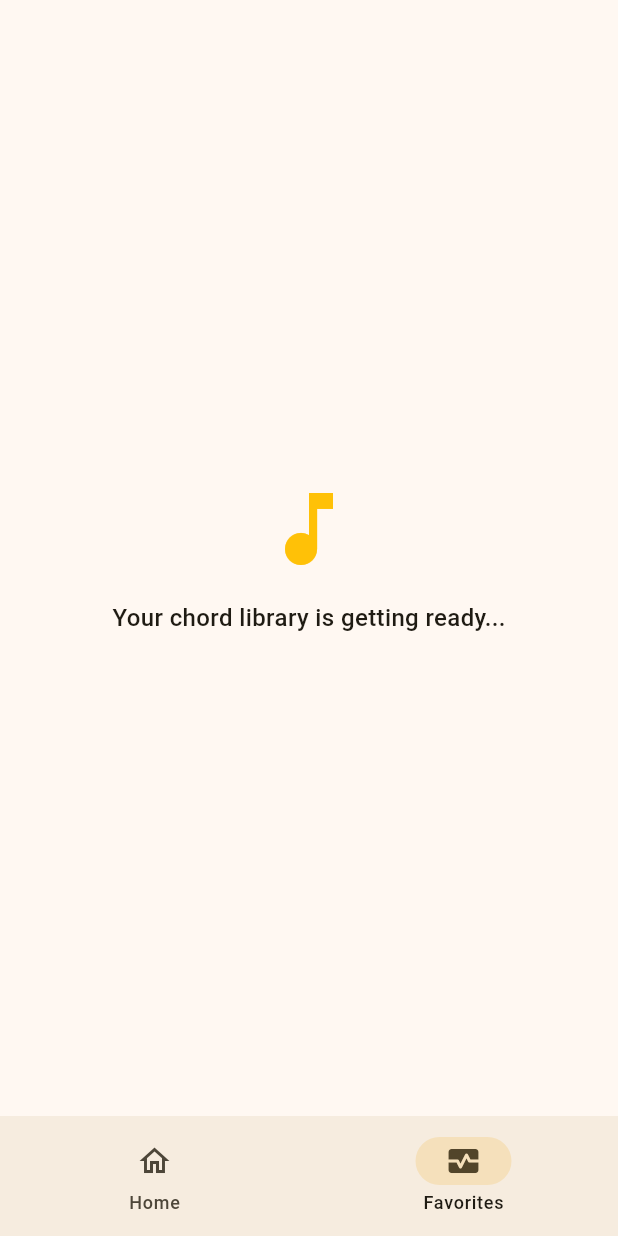
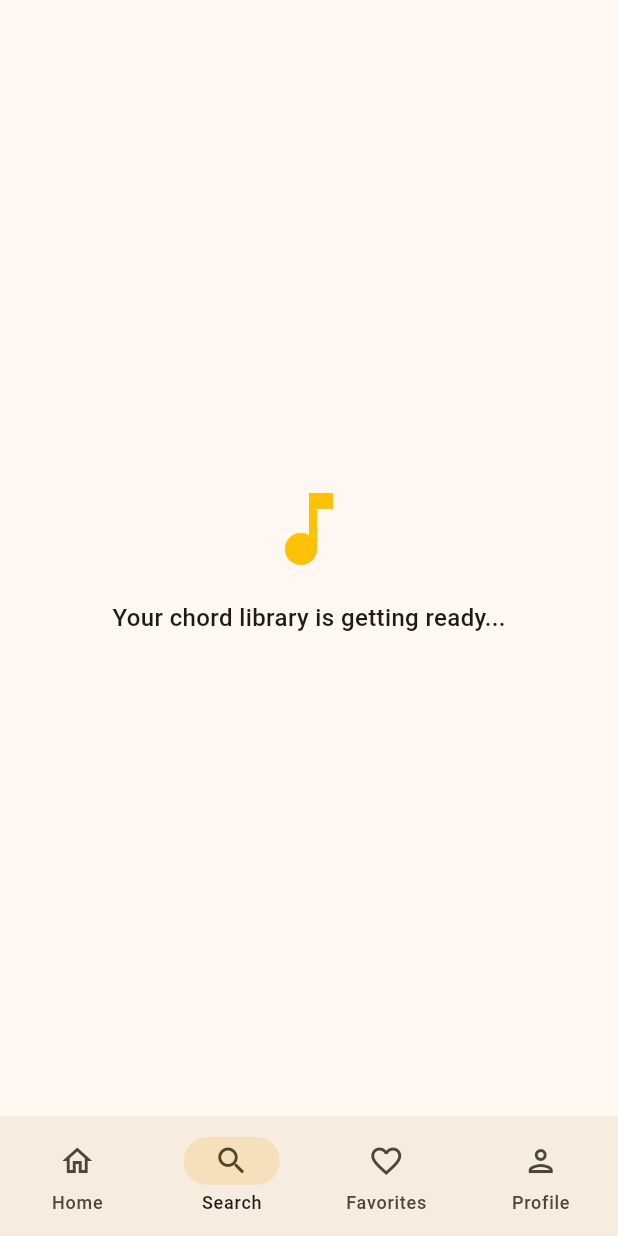
Before and after one commit to erichutabarat/chordkita_app, a Flutter app: the screen it shows after launch, item 2 of the bottom bar chosen, on a phone screen of 412 x 824 dp. Run offline on Flutter 3.47's test engine with Material 3 defaults, Android fonts, the phone set to English and light mode, and no system bars.

Commit message:
feat(home): add search screen and profile screen

```diff
--- a/lib/features/home/presentation/home_layout.dart
+++ b/lib/features/home/presentation/home_layout.dart
@@ -1,5 +1,7 @@
 import 'package:chordkita/features/home/presentation/screens/favorite_screen.dart';
 import 'package:chordkita/features/home/presentation/screens/home_screen.dart';
+import 'package:chordkita/features/home/presentation/screens/profile_screen.dart';
+import 'package:chordkita/features/home/presentation/screens/search_screen.dart';
 import 'package:flutter/material.dart';
 
 class HomeLayout extends StatefulWidget {
@@ -11,7 +13,12 @@ class HomeLayout extends StatefulWidget {
 
 class _HomeLayoutState extends State<HomeLayout> {
   int _currentPage = 0;
-  final List<Widget> _pages = [HomeScreen(), FavoriteScreen()];
+  final List<Widget> _pages = [
+    HomeScreen(),
+    SearchScreen(),
+    FavoriteScreen(),
+    ProfileScreen(),
+  ];
 
   @override
   Widget build(BuildContext context) {
@@ -31,9 +38,19 @@ class _HomeLayoutState extends State<HomeLayout> {
             label: 'Home',
           ),
           NavigationDestination(
-            icon: Icon(Icons.monitor_heart_outlined),
-            selectedIcon: Icon(Icons.monitor_heart_rounded),
+            icon: Icon(Icons.search_outlined),
+            selectedIcon: Icon(Icons.search_rounded),
+            label: 'Search',
+          ),
+          NavigationDestination(
+            icon: Icon(Icons.favorite_border_outlined),
+            selectedIcon: Icon(Icons.favorite_rounded),
             label: 'Favorites',
+          ),
+          NavigationDestination(
+            icon: Icon(Icons.person_outlined),
+            selectedIcon: Icon(Icons.person_rounded),
+            label: 'Profile',
           ),
         ],
       ),
--- /dev/null
+++ b/lib/features/home/presentation/screens/search_screen.dart
@@ -0,0 +1,29 @@
+import 'package:flutter/material.dart';
+
+class SearchScreen extends StatefulWidget {
+  const SearchScreen({super.key});
+
+  @override
+  State<SearchScreen> createState() => _SearchScreenState();
+}
+
+class _SearchScreenState extends State<SearchScreen> {
+  @override
+  Widget build(BuildContext context) {
+    return Scaffold(
+      body: const Center(
+        child: Column(
+          mainAxisAlignment: MainAxisAlignment.center,
+          children: [
+            Icon(Icons.music_note, size: 64, color: Colors.amber),
+            SizedBox(height: 16),
+            Text(
+              'Your chord library is getting ready...',
+              style: TextStyle(fontSize: 16, fontWeight: FontWeight.w500),
+            ),
+          ],
+        ),
+      ),
+    );
+  }
+}
```
Also changed, not shown: lib/features/home/presentation/screens/profile_screen.dart (added, +29 -0 lines).
